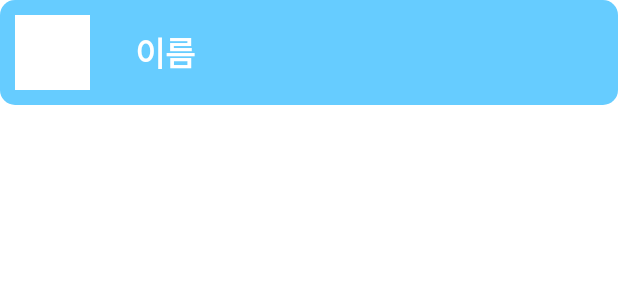
After one commit to gikhoon/TakeCareFridge, an Android app: the layout add_ingredient_list.xml on its own in the app's theme, with its tools: preview values and no code run, on a phone screen of 412 x 824 dp. The commit adds this screen. Shown: the top 300 px of the screen. Run offline under Robolectric (Android 15) with nearby library versions, the phone set to English and light mode, and no system bars.

Commit message:
디자인 drawable 추가

```diff
--- a/app/src/main/java/com/takecarefridge/FridgeMain.java
+++ b/app/src/main/java/com/takecarefridge/FridgeMain.java
@@ -58,7 +58,6 @@ public class FridgeMain extends AppCompatActivity {
 
         mFridgeList.setAdapter(mIngredientListAdapter);
         mFridgeList.setLayoutManager(new LinearLayoutManager(this));
-
     }
 
 
--- /dev/null
+++ b/app/src/main/res/font/basic_font.xml
@@ -0,0 +1,6 @@
+<?xml version="1.0" encoding="utf-8"?>
+<font-family xmlns:android="http://schemas.android.com/apk/res/android">
+
+    <font android:font="@font/nanum_square_round_b"/>
+
+</font-family>
--- /dev/null
+++ b/app/src/main/res/font/ds_digi_font.xml
@@ -0,0 +1,5 @@
+<?xml version="1.0" encoding="utf-8"?>
+<font-family xmlns:android="http://schemas.android.com/apk/res/android">
+
+    <font android:font="@font/ds_digi"/>
+</font-family>
--- /dev/null
+++ b/app/src/main/res/layout/add_ingredient_list.xml
@@ -0,0 +1,38 @@
+<?xml version="1.0" encoding="utf-8"?>
+<LinearLayout xmlns:android="http://schemas.android.com/apk/res/android"
+    android:layout_width="match_parent"
+    android:layout_height="70dp"
+    android:orientation="horizontal"
+    android:background="@drawable/blue_bar_right2">
+    <ImageView
+        android:id="@+id/iv_addingredientImage"
+        android:layout_margin="10dp"
+        android:layout_width="50dp"
+        android:layout_height="50dp"
+        android:background="@color/white"
+        android:scaleType="fitCenter"/>
+
+    <TextView
+        android:id="@+id/tv_addingredientName"
+        android:layout_width="80dp"
+        android:layout_height="match_parent"
+        android:text="이름"
+        android:gravity="center"
+        android:fontFamily="@font/basic_font"
+        android:textStyle="bold"
+        android:textColor="@color/white"
+        android:textSize="22sp"/>
+
+    <TextView
+        android:id="@+id/tv_addingredient"
+        android:layout_width="0dp"
+        android:layout_height="match_parent"
+        android:layout_marginStart="10dp"
+        android:text="남은 유통기한"
+        android:gravity="center"
+        android:fontFamily="@font/basic_font"
+        android:textStyle="bold"
+        android:textColor="@color/white"
+        android:textSize="22sp"/>
+
+</LinearLayout>
--- a/app/src/main/res/layout/ingredient_list.xml
+++ b/app/src/main/res/layout/ingredient_list.xml
@@ -1,7 +1,8 @@
 <?xml version="1.0" encoding="utf-8"?>
 <LinearLayout xmlns:android="http://schemas.android.com/apk/res/android"
-    android:layout_width="match_parent"
-    android:layout_height="wrap_content"
+    android:layout_width="391dp"
+    android:layout_height="60dp"
+    android:layout_marginStart="10dp"
     android:orientation="horizontal"
     android:weightSum="10">
     <ImageView
```
Also changed, not shown: app/src/main/java/com/takecarefridge/AddIngredient.java (+39 -6 lines), app/src/main/java/com/takecarefridge/AddIngredientListAdapter.java (added, +85 -0 lines), app/src/main/res/font/nanum_myeongjo_yethangul_right.xml (added, +7 -0 lines), app/src/main/res/layout/add_ingredient.xml (+73 -20 lines), app/src/main/res/values/styles.xml (added, +12 -0 lines), app/src/main/res/font/ds_digi.ttf (added), 6 other files.
